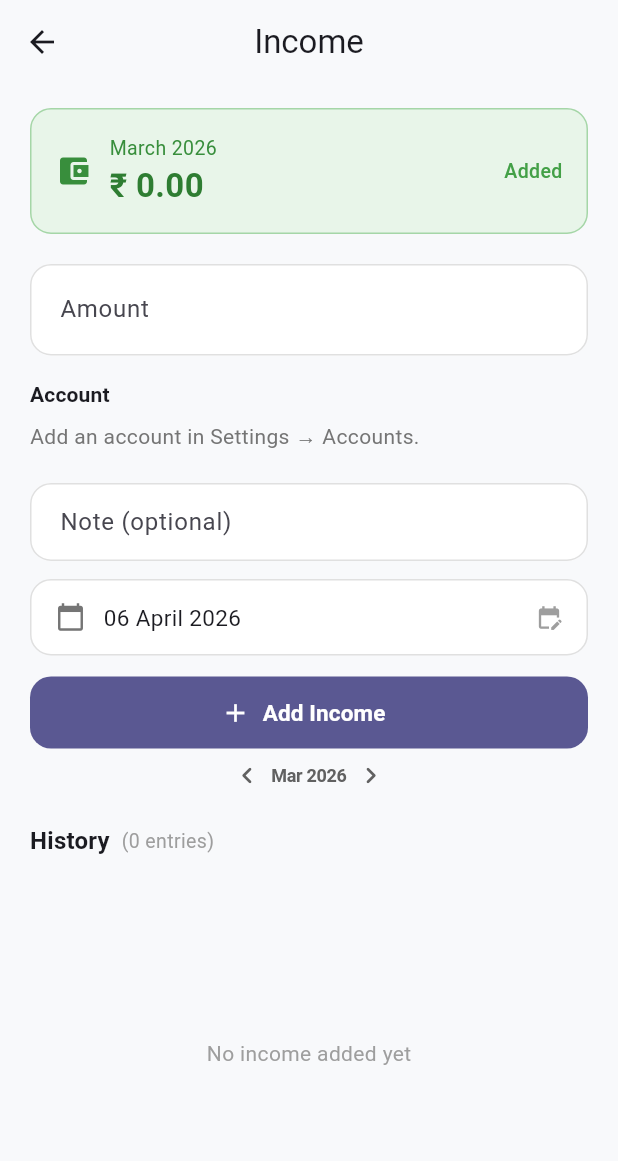
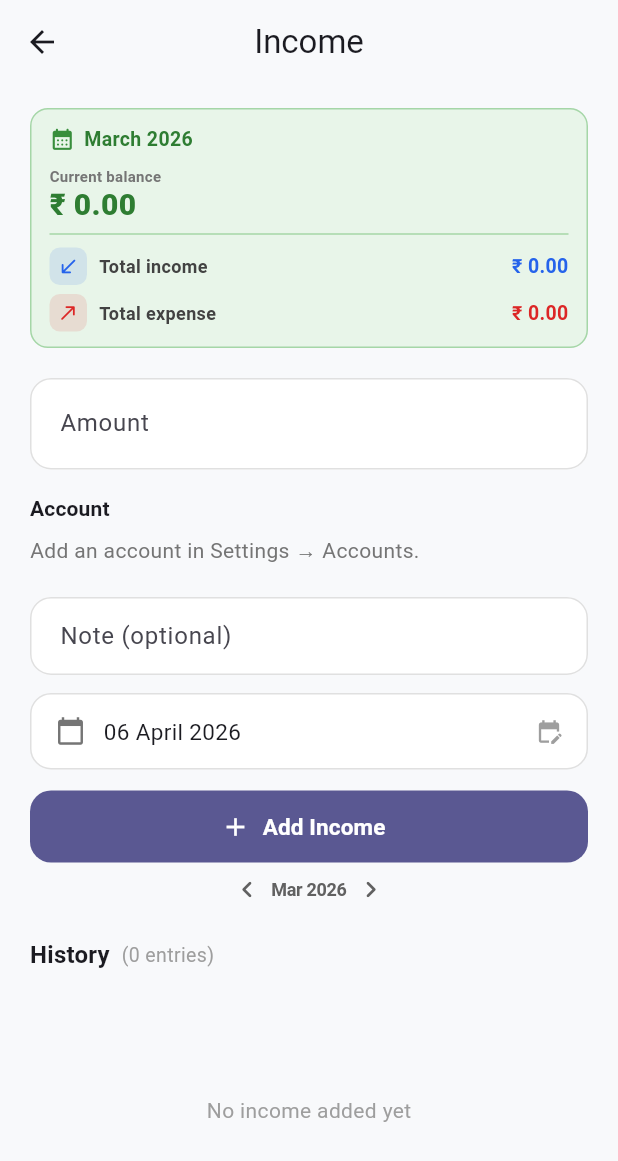
Before and after one commit to shyamww/expense_tracker, a Flutter app: the IncomeScreen screen opened directly, after a tap on the "chevron left" icon, on a phone screen of 412 x 824 dp. Shown: the top 1161 px of the screen. Run offline on Flutter 3.47's test engine with Material 3 defaults, Android fonts, the phone set to English and light mode, and no system bars; our stand-ins replace file_picker, fl_chart, flutter_local_notifications, flutter_secure_storage, flutter_timezone, local_auth and 5 more; missing offline and left inert: dart:html; accounts and stored records are empty.

Commit message:
income screen ui updated to a better look

```diff
--- a/lib/screens/income_screen.dart
+++ b/lib/screens/income_screen.dart
@@ -28,6 +28,7 @@ class _IncomeScreenState extends State<IncomeScreen> {
   late String _currentMonth;
   late DateTime _selectedDate;
   double _currentTotal = 0;
+  double _monthExpense = 0;
   double _carryForward = 0;
   List<IncomeEntry> _history = [];
   List<Expense> _receivedExpenses = [];
@@ -68,11 +69,13 @@ class _IncomeScreenState extends State<IncomeScreen> {
         received.fold<int>(0, (s, e) => s + e.amount);
     final receivedTotal = rupeesFromPaisa(receivedPaisa);
     final carry = await DatabaseHelper().getCarryForwardForMonth(_currentMonth);
+    final spent = expenseProvider.totalSpentForMonth(_currentMonth);
     if (!mounted) return;
     await context.read<AccountProvider>().refresh();
     if (mounted) {
       setState(() {
         _currentTotal = provider.monthlyIncome + receivedTotal;
+        _monthExpense = spent;
         _carryForward = carry;
         _history = history;
         _receivedExpenses = received;
@@ -193,6 +196,45 @@ class _IncomeScreenState extends State<IncomeScreen> {
         behavior: SnackBarBehavior.floating,
         backgroundColor: Colors.red.shade400,
       ),
+    );
+  }
+
+  Widget _incomeSummaryRow({
+    required String label,
+    required double amount,
+    required IconData icon,
+    required Color color,
+  }) {
+    return Row(
+      children: [
+        Container(
+          padding: const EdgeInsets.all(5),
+          decoration: BoxDecoration(
+            color: color.withValues(alpha: 0.12),
+            borderRadius: BorderRadius.circular(7),
+          ),
+          child: Icon(icon, size: 15, color: color),
+        ),
+        const SizedBox(width: 8),
+        Expanded(
+          child: Text(
+            label,
+            style: TextStyle(
+              fontSize: 12,
+              fontWeight: FontWeight.w600,
+              color: Colors.grey.shade800,
+            ),
+          ),
+        ),
+        Text(
+          '₹ ${formatRupeesTwoDecimalsFromDouble(amount)}',
+          style: TextStyle(
+            fontSize: 13,
+            fontWeight: FontWeight.w700,
+            color: color,
+          ),
+        ),
+      ],
     );
   }
 
@@ -387,6 +429,7 @@ class _IncomeScreenState extends State<IncomeScreen> {
         DateTime.tryParse('$_currentMonth-01') ?? DateTime.now();
     final displayMonth = DateFormat('MMMM yyyy').format(monthAnchor);
     final mergedHistory = _mergedHistory();
+    final currentBalance = _carryForward + _currentTotal - _monthExpense;
 
     return Scaffold(
       appBar: AppBar(
@@ -405,87 +448,76 @@ class _IncomeScreenState extends State<IncomeScreen> {
                 children: [
                   Container(
                     width: double.infinity,
-                    padding: const EdgeInsets.all(16),
+                    padding: const EdgeInsets.fromLTRB(12, 10, 12, 10),
                     decoration: BoxDecoration(
                       color: Colors.green.shade50,
-                      borderRadius: BorderRadius.circular(14),
+                      borderRadius: BorderRadius.circular(12),
                       border: Border.all(color: Colors.green.shade200),
                     ),
                     child: Column(
+                      crossAxisAlignment: CrossAxisAlignment.start,
                       children: [
                         Row(
                           children: [
-                            Icon(Icons.account_balance_wallet,
-                                color: Colors.green.shade700, size: 24),
-                            const SizedBox(width: 12),
-                            Expanded(
-                              child: Column(
-                                crossAxisAlignment: CrossAxisAlignment.start,
-                                children: [
+                            Icon(Icons.calendar_month_rounded,
+                                color: Colors.green.shade700, size: 17),
+                            const SizedBox(width: 6),
                             Text(
                               displayMonth,
                               style: TextStyle(
                                 fontSize: 13,
-                                      color: Colors.green.shade700,
-                                    ),
-                                  ),
-                                  Text(
-                                    '₹ ${formatRupeesTwoDecimalsFromDouble(_currentTotal)}',
-                                    style: TextStyle(
-                                      fontSize: 22,
-                                      fontWeight: FontWeight.bold,
+                                fontWeight: FontWeight.w600,
                                 color: Colors.green.shade800,
                               ),
                             ),
                           ],
                         ),
+                        const SizedBox(height: 8),
+                        Text(
+                          'Current balance',
+                          style: TextStyle(
+                            fontSize: 10,
+                            fontWeight: FontWeight.w600,
+                            color: Colors.grey.shade600,
+                            letterSpacing: 0.2,
                           ),
+                        ),
+                        const SizedBox(height: 2),
                         Text(
-                              'Added',
+                          '₹ ${formatRupeesTwoDecimalsFromDouble(currentBalance)}',
                           style: TextStyle(
-                                fontSize: 13,
-                                color: Colors.green.shade600,
-                                fontWeight: FontWeight.w500,
+                            fontSize: 20,
+                            fontWeight: FontWeight.w800,
+                            color: currentBalance >= 0
+                                ? Colors.green.shade800
+                                : Colors.red.shade700,
+                            height: 1.05,
+                          ),
+                        ),
+                        if (_carryForward != 0) ...[
+                          const SizedBox(height: 4),
+                          Text(
+                            'Includes carry forward ₹ ${formatRupeesTwoDecimalsFromDouble(_carryForward)}',
+                            style: TextStyle(
+                              fontSize: 10,
+                              color: Colors.grey.shade600,
                             ),
                           ),
                         ],
+                        Divider(color: Colors.green.shade200, height: 18),
+                        _incomeSummaryRow(
+                          label: 'Total income',
+                          amount: _currentTotal,
+                          icon: Icons.south_west_rounded,
+                          color: const Color(0xFF2563EB),
                         ),
-                        if (_carryForward != 0) ...[
-                          Divider(color: Colors.green.shade200, height: 20),
-                          Row(
-                            children: [
-                              Icon(
-                                _carryForward >= 0
-                                    ? Icons.trending_up
-                                    : Icons.trending_down,
-                                color: _carryForward >= 0
-                                    ? Colors.teal.shade600
-                                    : Colors.orange.shade700,
-                                size: 20,
+                        const SizedBox(height: 6),
+                        _incomeSummaryRow(
+                          label: 'Total expense',
+                          amount: _monthExpense,
+                          icon: Icons.north_east_rounded,
+                          color: const Color(0xFFDC2626),
                         ),
-                              const SizedBox(width: 12),
-                              Expanded(
-                                child: Text(
-                                  'Carry forward from previous month',
-                                  style: TextStyle(
-                                    fontSize: 13,
-                                    color: Colors.grey.shade700,
-                                  ),
-                                ),
-                              ),
-                              Text(
-                                '₹ ${formatRupeesTwoDecimalsFromDouble(_carryForward)}',
-                                style: TextStyle(
-                                  fontSize: 15,
-                                  fontWeight: FontWeight.w600,
-                                  color: _carryForward >= 0
-                                      ? Colors.teal.shade700
-                                      : Colors.orange.shade700,
-                                ),
-                              ),
-                            ],
-                          ),
-                        ],
                       ],
                     ),
                   ),
```
Lines whose indentation alone changed are shown as unchanged.
